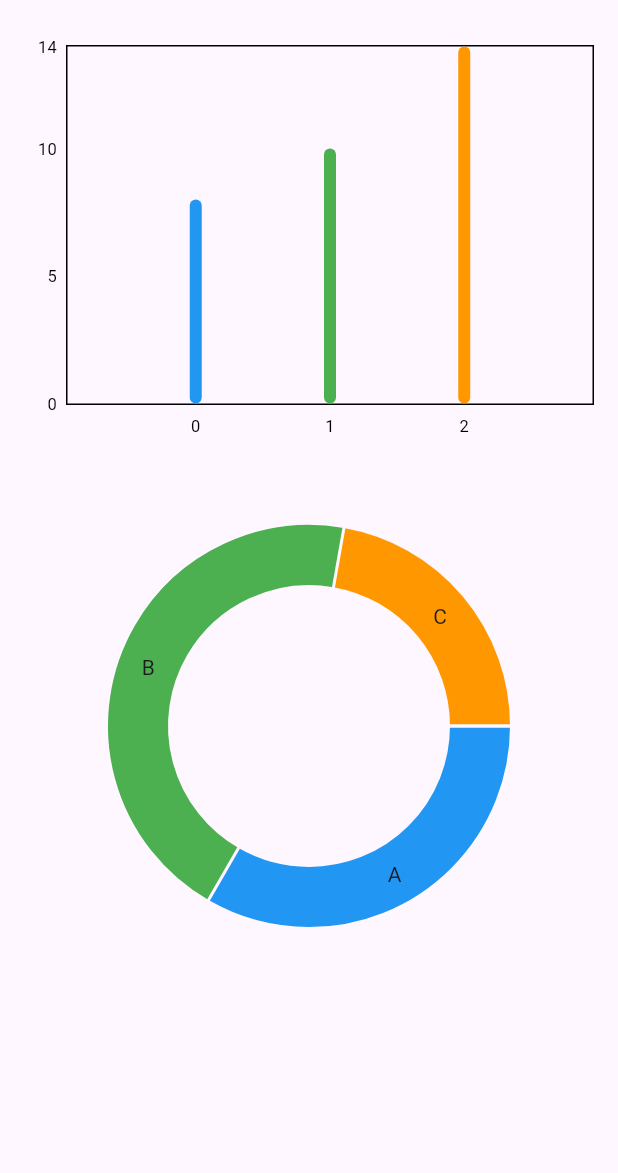
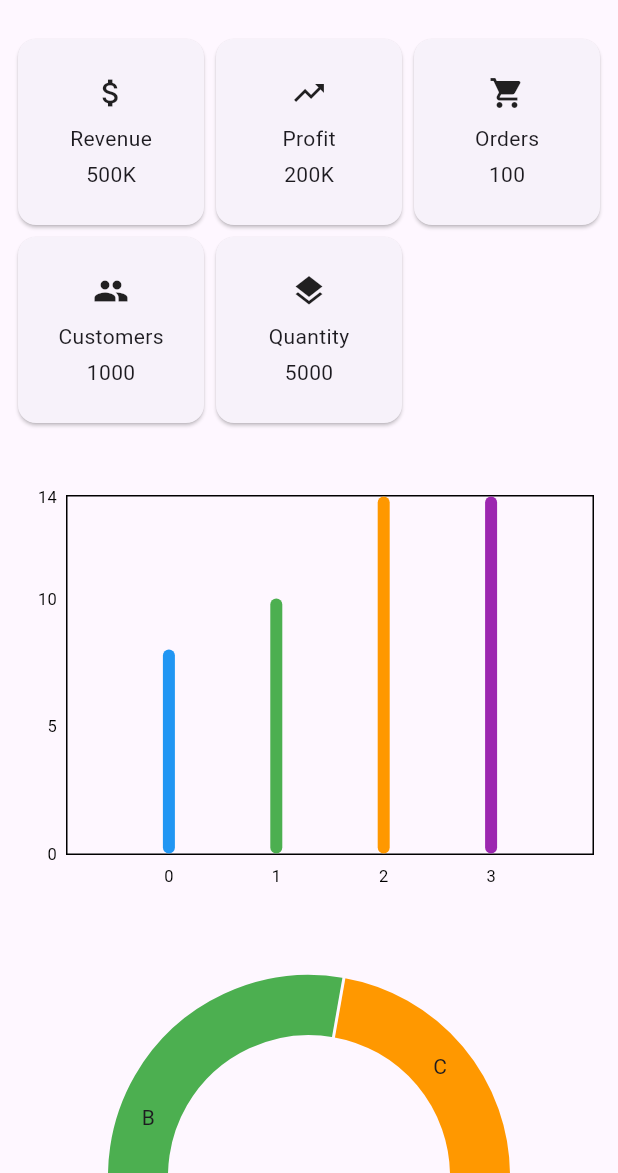
Before and after one commit to hamzasiddiqui97/dashboard_ui_responsive, a Flutter app: the screen it shows after launch, on a phone screen of 412 x 824 dp, the part 63-1236 px from its top. Run offline on Flutter 3.47's test engine with Material 3 defaults, Android fonts, the phone set to English and light mode, and no system bars; drawn by our look-alikes of fl_chart; our stand-ins replace responsive_builder.

Commit message:
ui theme remaining..

```diff
--- a/lib/main.dart
+++ b/lib/main.dart
@@ -2,51 +2,253 @@ import 'package:flutter/material.dart';
 import 'package:fl_chart/fl_chart.dart';
 import 'package:responsive_builder/responsive_builder.dart';
 
+void main() {
+  runApp(const MaterialApp(
+    home: DashboardPage(),
+  ));
+}
+
 class DashboardPage extends StatelessWidget {
+  const DashboardPage({super.key});
+
   @override
   Widget build(BuildContext context) {
     return Scaffold(
       appBar: AppBar(
-        title: Text('Dashboard'),
+        title: const Text('Dashboard'),
       ),
       body: ResponsiveBuilder(
         builder: (context, sizingInformation) {
-          // Adjust your UI based on the sizingInformation
           if (sizingInformation.deviceScreenType == DeviceScreenType.desktop) {
-            // For desktop layout
-            return _buildDashboardLayout();
+            return const DesktopLayout();
           } else {
-            // For mobile and tablet layout
-            return SingleChildScrollView(
-              child: _buildDashboardLayout(),
-            );
+            return const MobileTabletLayout();
           }
         },
       ),
     );
   }
+}
 
-  Widget _buildDashboardLayout() {
-    return SingleChildScrollView(
+class MobileTabletLayout extends StatelessWidget {
+  const MobileTabletLayout({super.key});
+
+  @override
+  Widget build(BuildContext context) {
+    return const MobileTabletLayoutWidget();
+  }
+}
+
+class MobileTabletLayoutWidget extends StatelessWidget {
+  const MobileTabletLayoutWidget({super.key});
+
+  @override
+  Widget build(BuildContext context) {
+    return const SingleChildScrollView(
       child: Column(
         crossAxisAlignment: CrossAxisAlignment.stretch,
         children: [
-          _buildBarChart(),
+          GridViewWidget(),
           SizedBox(height: 20),
-          _buildPieChart(),
+          DashboardLayout(),
+          SizedBox(height: 20),
+          OrderTableWidget(),
+          SizedBox(height: 20),
         ],
       ),
     );
   }
+}
 
-  Widget _buildBarChart() {
+
+class Sidebar extends StatelessWidget {
+  const Sidebar({super.key});
+
+  @override
+  Widget build(BuildContext context) {
+    return Container(
+      width: 200,
+      color: Colors.grey[200],
+      child: Column(
+        crossAxisAlignment: CrossAxisAlignment.stretch,
+        children: [
+          ListTile(
+            title: const Text('Menu Item 1'),
+            onTap: () {},
+          ),
+          ListTile(
+            title: const Text('Menu Item 2'),
+            onTap: () {},
+          ),
+        ],
+      ),
+    );
+  }
+}
+
+
+class GridViewWidget extends StatelessWidget {
+  const GridViewWidget({super.key});
+
+  @override
+  Widget build(BuildContext context) {
+    return Padding(
+      padding: const EdgeInsets.all(8.0),
+      child: GridView.count(
+        shrinkWrap: true,
+        crossAxisCount: 3,
+        children: const [
+          GridItem(title: 'Revenue', iconData: Icons.attach_money, value: '500K'),
+          GridItem(title: 'Profit', iconData: Icons.trending_up, value: '200K'),
+          GridItem(title: 'Orders', iconData: Icons.shopping_cart, value: '100'),
+          GridItem(title: 'Customers', iconData: Icons.people, value: '1000'),
+          GridItem(title: 'Quantity', iconData: Icons.layers, value: '5000'),
+        ],
+      ),
+    );
+  }
+}
+
+class GridItem extends StatelessWidget {
+  final String title;
+  final IconData iconData;
+  final String value;
+
+  const GridItem({super.key, required this.title, required this.iconData, required this.value});
+
+  @override
+  Widget build(BuildContext context) {
+    return Card(
+      child: Padding(
+        padding: const EdgeInsets.all(8.0),
+        child: Column(
+          mainAxisAlignment: MainAxisAlignment.center,
+          children: [
+            Icon(iconData),
+            const SizedBox(height: 8),
+            Text(title),
+            const SizedBox(height: 4),
+            Text(value),
+          ],
+        ),
+      ),
+    );
+  }
+}
+
+class DesktopLayout extends StatelessWidget {
+  const DesktopLayout({super.key});
+
+  @override
+  Widget build(BuildContext context) {
+    return const Row(
+      children: [
+        Sidebar(),
+        Expanded(
+          child: SingleChildScrollView(
+            child: Padding(
+              padding: EdgeInsets.all(16.0),
+              child: Column(
+                crossAxisAlignment: CrossAxisAlignment.stretch,
+                children: [
+                  GridViewWidget(),
+                  SizedBox(height: 20),
+                  DashboardLayout(),
+                  SizedBox(height: 20),
+                  OrderTableWidget(),
+
+                ],
+              ),
+            ),
+          ),
+        ),
+      ],
+    );
+  }
+}
+
+
+class DashboardLayout extends StatelessWidget {
+  const DashboardLayout({super.key});
+
+  @override
+  Widget build(BuildContext context) {
+    return const Column(
+      crossAxisAlignment: CrossAxisAlignment.stretch,
+      children: [
+        BarChartWidget(),
+        SizedBox(height: 20),
+        PieChartWidget(),
+      ],
+    );
+  }
+}
+class Order {
+  final String orderId;
+  final String customer;
+  final String product;
+  final int quantity;
+  final double total;
+
+  Order({
+    required this.orderId,
+    required this.customer,
+    required this.product,
+    required this.quantity,
+    required this.total,
+  });
+}
+
+class OrderTableWidget extends StatelessWidget {
+  const OrderTableWidget({super.key});
+
+  @override
+  Widget build(BuildContext context) {
+    // Dummy order data for demonstration
+    List<Order> orders = [
+      Order(orderId: '001', customer: 'John Doe', product: 'Product A', quantity: 2, total: 200),
+      Order(orderId: '002', customer: 'Jane Smith', product: 'Product B', quantity: 3, total: 300),
+      // Add more dummy orders as needed
+    ];
+
+    return SingleChildScrollView(
+      scrollDirection: Axis.horizontal,
+      child: DataTable(
+        columns: const [
+          DataColumn(label: Text('Order ID')),
+          DataColumn(label: Text('Customer')),
+          DataColumn(label: Text('Product')),
+          DataColumn(label: Text('Quantity')),
+          DataColumn(label: Text('Total')),
+        ],
+        rows: orders.map((order) {
+          return DataRow(cells: [
+            DataCell(Text(order.orderId)),
+            DataCell(Text(order.customer)),
+            DataCell(Text(order.product)),
+            DataCell(Text(order.quantity.toString())),
+            DataCell(Text('\$${order.total.toString()}')),
+          ]);
+        }).toList(),
+      ),
+    );
+  }
+}
+
+
+
+
+class BarChartWidget extends StatelessWidget {
+  const BarChartWidget({super.key});
+
+  @override
+  Widget build(BuildContext context) {
     return Container(
       height: 300,
-      padding: EdgeInsets.all(16),
+      padding: const EdgeInsets.all(16),
       child: BarChart(
         BarChartData(
           titlesData: FlTitlesData(
-            // Dummy titles for demonstration
             leftTitles: SideTitles(showTitles: true),
             bottomTitles: SideTitles(showTitles: true),
           ),
@@ -63,33 +265,9 @@ class DashboardPage extends StatelessWidget {
               x: 2,
               barRods: [BarChartRodData(y: 14, colors: [Colors.orange])],
             ),
-          ],
-        ),
-      ),
-    );
-  }
-
-  Widget _buildPieChart() {
-    return Container(
-      height: 300,
-      padding: EdgeInsets.all(16),
-      child: PieChart(
-        PieChartData(
-          sections: [
-            PieChartSectionData(
-              value: 30,
-              color: Colors.blue,
-              title: 'A', // Dummy title
-            ),
-            PieChartSectionData(
-              value: 40,
-              color: Colors.green,
-              title: 'B', // Dummy title
-            ),
-            PieChartSectionData(
-              value: 20,
-              color: Colors.orange,
-              title: 'C', // Dummy title
+            BarChartGroupData(
+              x: 3,
+              barRods: [BarChartRodData(y: 14, colors: [Colors.purple])],
             ),
           ],
         ),
@@ -98,8 +276,35 @@ class DashboardPage extends StatelessWidget {
   }
 }
 
-void main() {
-  runApp(MaterialApp(
-    home: DashboardPage(),
-  ));
+class PieChartWidget extends StatelessWidget {
+  const PieChartWidget({super.key});
+
+  @override
+  Widget build(BuildContext context) {
+    return Container(
+      height: 300,
+      padding: const EdgeInsets.all(16),
+      child: PieChart(
+        PieChartData(
+          sections: [
+            PieChartSectionData(
+              value: 30,
+              color: Colors.blue,
+              title: 'A',
+            ),
+            PieChartSectionData(
+              value: 40,
+              color: Colors.green,
+              title: 'B',
+            ),
+            PieChartSectionData(
+              value: 20,
+              color: Colors.orange,
+              title: 'C',
+            ),
+          ],
+        ),
+      ),
+    );
+  }
 }
```
